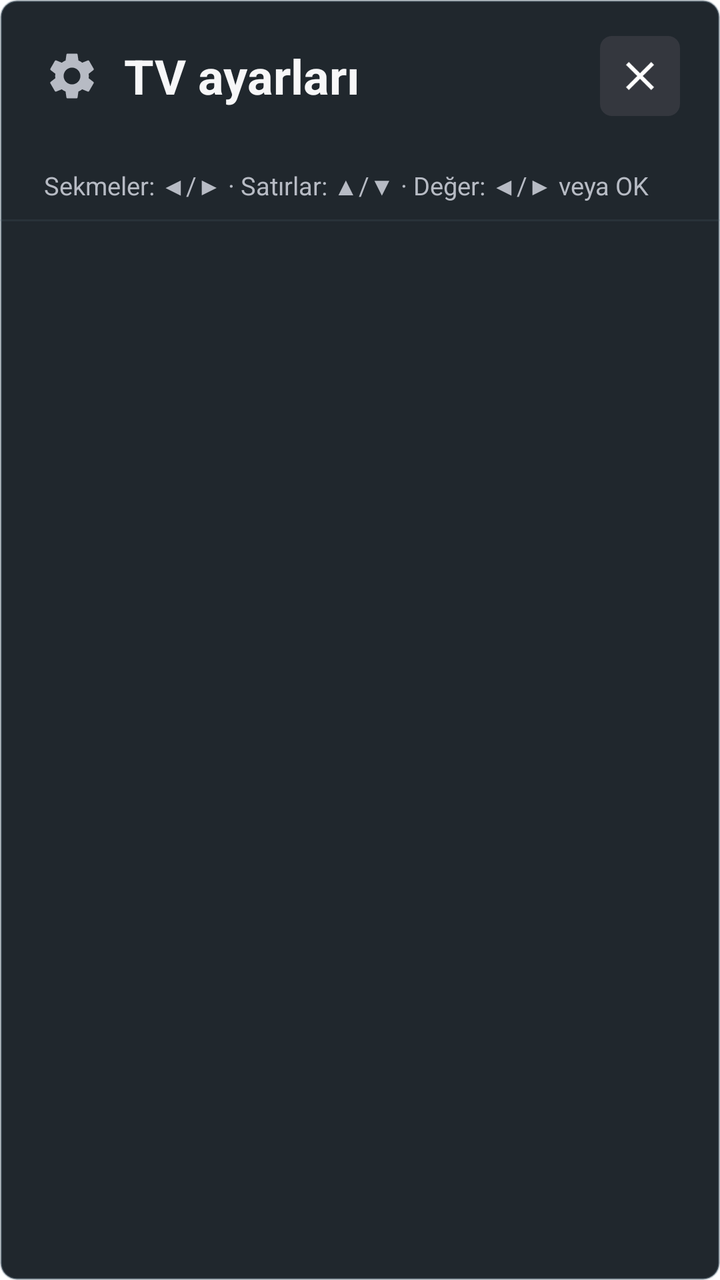
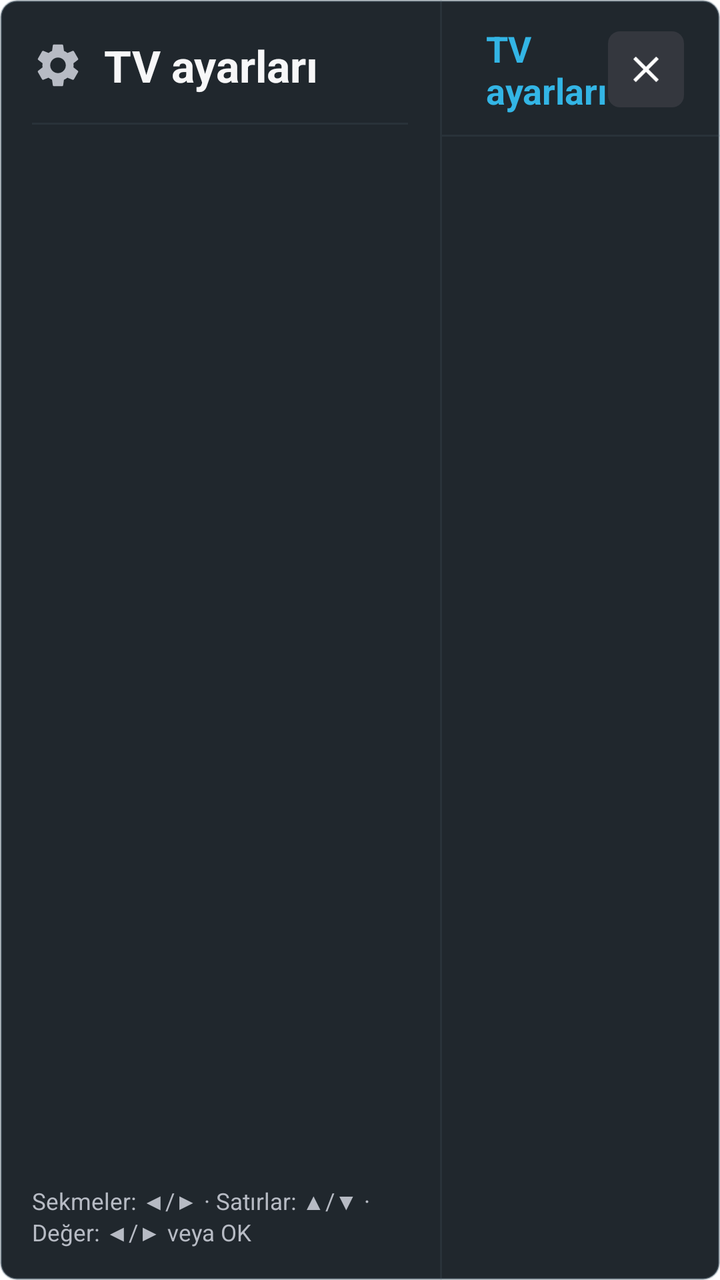

Compare the two renders of this Android layout. The source of the first and the diff that turns it into the second are given below.
<!-- AndroidManifest.xml: activity theme Theme.TVApp.SettingsOverlay -->
<!-- res/layout/activity_display_settings.xml -->
<?xml version="1.0" encoding="utf-8"?>
<LinearLayout xmlns:android="http://schemas.android.com/apk/res/android"
    android:layout_width="match_parent"
    android:layout_height="match_parent"
    android:background="@drawable/bg_settings_osd"
    android:orientation="vertical">

    
    <LinearLayout
        android:layout_width="match_parent"
        android:layout_height="wrap_content"
        android:gravity="center_vertical"
        android:orientation="horizontal"
        android:paddingStart="22dp"
        android:paddingTop="18dp"
        android:paddingEnd="20dp"
        android:paddingBottom="10dp">

        <ImageView
            android:layout_width="28dp"
            android:layout_height="28dp"
            android:layout_marginEnd="12dp"
            android:contentDescription="@null"
            android:src="@drawable/ic_settings" />

        <TextView
            android:layout_width="0dp"
            android:layout_height="wrap_content"
            android:layout_weight="1"
            android:text="@string/settings_title"
            android:textColor="@color/text_primary"
            android:textSize="24sp"
            android:textStyle="bold" />

        <ImageView
            android:id="@+id/settings_btn_close"
            android:layout_width="40dp"
            android:layout_height="40dp"
            android:background="@drawable/bg_focusable"
            android:contentDescription="@string/close"
            android:focusable="true"
            android:padding="8dp"
            android:src="@drawable/ic_close" />
    </LinearLayout>

    
    <HorizontalScrollView
        android:id="@+id/settings_tabs_scroll"
        android:layout_width="match_parent"
        android:layout_height="wrap_content"
        android:clipToPadding="false"
        android:fillViewport="true"
        android:paddingStart="18dp"
        android:paddingTop="4dp"
        android:paddingEnd="18dp"
        android:paddingBottom="10dp"
        android:scrollbars="none">

        <LinearLayout
            android:id="@+id/settings_tabs"
            android:layout_width="wrap_content"
            android:layout_height="wrap_content"
            android:gravity="center_vertical"
            android:orientation="horizontal" />
    </HorizontalScrollView>

    
    <TextView
        android:id="@+id/settings_remote_hint"
        android:layout_width="match_parent"
        android:layout_height="wrap_content"
        android:paddingStart="22dp"
        android:paddingTop="2dp"
        android:paddingEnd="22dp"
        android:paddingBottom="8dp"
        android:text="@string/settings_remote_hint"
        android:textColor="@color/text_secondary"
        android:textSize="12.5sp" />

    <View
        android:layout_width="match_parent"
        android:layout_height="1dp"
        android:background="#265D7180" />

    
    <ScrollView
        android:id="@+id/settings_scroll"
        android:layout_width="match_parent"
        android:layout_height="0dp"
        android:layout_weight="1"
        android:clipToPadding="false"
        android:fillViewport="true"
        android:paddingStart="16dp"
        android:paddingTop="12dp"
        android:paddingEnd="16dp"
        android:paddingBottom="24dp">

        <LinearLayout
            android:id="@+id/settings_content"
            android:layout_width="match_parent"
            android:layout_height="wrap_content"
            android:focusable="false"
            android:orientation="vertical" />
    </ScrollView>
</LinearLayout>
<!-- resources referenced by this layout -->
<resources>
  <color name="text_primary">#F7F7F8</color>
  <color name="text_secondary">#B7BBC4</color>
  <!-- drawable bg_focusable (drawable) -->
  <?xml version="1.0" encoding="utf-8"?>
  <selector xmlns:android="http://schemas.android.com/apk/res/android">
      <item android:state_focused="true"><shape><solid android:color="#DD202A32"/><stroke android:width="2dp" android:color="@color/accent"/><corners android:radius="6dp"/></shape></item>
      <item android:state_selected="true"><shape><solid android:color="@color/selected"/><stroke android:width="1dp" android:color="@color/accent"/><corners android:radius="6dp"/></shape></item>
      <item><shape><solid android:color="@color/control"/><corners android:radius="6dp"/></shape></item>
  </selector>
  <!-- drawable bg_settings_osd (drawable) -->
  <?xml version="1.0" encoding="utf-8"?>
  <shape xmlns:android="http://schemas.android.com/apk/res/android">
      <solid android:color="#EE11181E" />
      <stroke
          android:width="1dp"
          android:color="#665D7180" />
      <corners android:radius="8dp" />
  </shape>
  <!-- drawable ic_close (drawable) -->
  <vector xmlns:android="http://schemas.android.com/apk/res/android"
      android:width="24dp"
      android:height="24dp"
      android:viewportWidth="24"
      android:viewportHeight="24">
    <path
        android:fillColor="#FFFFFFFF"
        android:pathData="M19,6.41L17.59,5 12,10.59 6.41,5 5,6.41 10.59,12 5,17.59 6.41,19 12,13.41 17.59,19 19,17.59 13.41,12z"/>
  </vector>
  <string name="close">Kapat</string>
  <string name="settings_remote_hint">Sekmeler: ◀/▶ · Satırlar: ▲/▼ · Değer: ◀/▶ veya OK</string>
  <string name="settings_title">TV ayarları</string>
  <style name="Theme.TVApp.SettingsOverlay" parent="Theme.AppCompat.DayNight.NoActionBar">
          <item name="android:windowIsTranslucent">true</item>
          <item name="android:windowBackground">@android:color/transparent</item>
          <item name="android:colorBackground">@color/panel</item>
          <item name="android:textColorPrimary">@color/text_primary</item>
          <item name="android:textColorSecondary">@color/text_secondary</item>
          <item name="android:windowLightNavigationBar">false</item>
          <item name="android:forceDarkAllowed">false</item>
          <item name="colorControlNormal">@color/text_secondary</item>
          <item name="colorControlActivated">@color/accent</item>
          <item name="colorAccent">@color/accent</item>
          <item name="android:windowNoTitle">true</item>
          <item name="android:windowFullscreen">true</item>
          <item name="android:backgroundDimEnabled">false</item>
          <item name="android:windowDisablePreview">true</item>
          <item name="android:colorAccent">@color/accent</item>
      </style>
  <color name="accent">#33B5E5</color>
  <color name="selected">#5533B5E5</color>
  <color name="control">#34373E</color>
  <color name="panel">#F216181C</color>
  <!-- unchanged entries left out for length: 1 -->
</resources>

<!-- the commit's change to res/layout/activity_display_settings.xml (unified diff, before → after) -->
@@ -3,103 +3,148 @@
     android:layout_width="match_parent"
     android:layout_height="match_parent"
     android:background="@drawable/bg_settings_osd"
-    android:orientation="vertical">
+    android:baselineAligned="false"
+    android:orientation="horizontal">
 
     
     <LinearLayout
-        android:layout_width="match_parent"
-        android:layout_height="wrap_content"
-        android:gravity="center_vertical"
-        android:orientation="horizontal"
-        android:paddingStart="22dp"
+        android:id="@+id/settings_master_panel"
+        android:layout_width="220dp"
+        android:layout_height="match_parent"
+        android:orientation="vertical"
+        android:paddingStart="16dp"
         android:paddingTop="18dp"
-        android:paddingEnd="20dp"
-        android:paddingBottom="10dp">
+        android:paddingEnd="16dp"
+        android:paddingBottom="16dp">
 
-        <ImageView
-            android:layout_width="28dp"
-            android:layout_height="28dp"
-            android:layout_marginEnd="12dp"
-            android:contentDescription="@null"
-            android:src="@drawable/ic_settings" />
+        
+        <LinearLayout
+            android:layout_width="match_parent"
+            android:layout_height="wrap_content"
+            android:gravity="center_vertical"
+            android:orientation="horizontal">
 
+            <ImageView
+                android:layout_width="26dp"
+                android:layout_height="26dp"
+                android:layout_marginEnd="10dp"
+                android:contentDescription="@null"
+                android:src="@drawable/ic_settings" />
+
+            <TextView
+                android:layout_width="wrap_content"
+                android:layout_height="wrap_content"
+                android:text="@string/settings_title"
+                android:textColor="@color/text_primary"
+                android:textSize="22sp"
+                android:textStyle="bold" />
+        </LinearLayout>
+
+        <View
+            android:layout_width="match_parent"
+            android:layout_height="1dp"
+            android:layout_marginTop="14dp"
+            android:layout_marginBottom="14dp"
+            android:background="#265D7180" />
+
+        
+        <ScrollView
+            android:id="@+id/settings_tabs_scroll"
+            android:layout_width="match_parent"
+            android:layout_height="0dp"
+            android:layout_weight="1"
+            android:clipToPadding="false"
+            android:fillViewport="true"
+            android:scrollbars="none">
+
+            <LinearLayout
+                android:id="@+id/settings_tabs"
+                android:layout_width="match_parent"
+                android:layout_height="wrap_content"
+                android:orientation="vertical" />
+        </ScrollView>
+
+        
         <TextView
-            android:layout_width="0dp"
+            android:id="@+id/settings_remote_hint"
+            android:layout_width="match_parent"
             android:layout_height="wrap_content"
-            android:layout_weight="1"
-            android:text="@string/settings_title"
-            android:textColor="@color/text_primary"
-            android:textSize="24sp"
-            android:textStyle="bold" />
-
-        <ImageView
-            android:id="@+id/settings_btn_close"
-            android:layout_width="40dp"
-            android:layout_height="40dp"
-            android:background="@drawable/bg_focusable"
-            android:contentDescription="@string/close"
-            android:focusable="true"
-            android:padding="8dp"
-            android:src="@drawable/ic_close" />
+            android:layout_marginTop="8dp"
+            android:text="@string/settings_remote_hint"
+            android:textColor="@color/text_secondary"
+            android:textSize="11.5sp" />
     </LinearLayout>
 
     
-    <HorizontalScrollView
-        android:id="@+id/settings_tabs_scroll"
-        android:layout_width="match_parent"
-        android:layout_height="wrap_content"
-        android:clipToPadding="false"
-        android:fillViewport="true"
-        android:paddingStart="18dp"
-        android:paddingTop="4dp"
-        android:paddingEnd="18dp"
-        android:paddingBottom="10dp"
-        android:scrollbars="none">
-
-        <LinearLayout
-            android:id="@+id/settings_tabs"
-            android:layout_width="wrap_content"
-            android:layout_height="wrap_content"
-            android:gravity="center_vertical"
-            android:orientation="horizontal" />
-    </HorizontalScrollView>
-
-    
-    <TextView
-        android:id="@+id/settings_remote_hint"
-        android:layout_width="match_parent"
-        android:layout_height="wrap_content"
-        android:paddingStart="22dp"
-        android:paddingTop="2dp"
-        android:paddingEnd="22dp"
-        android:paddingBottom="8dp"
-        android:text="@string/settings_remote_hint"
-        android:textColor="@color/text_secondary"
-        android:textSize="12.5sp" />
-
     <View
-        android:layout_width="match_parent"
-        android:layout_height="1dp"
+        android:layout_width="1dp"
+        android:layout_height="match_parent"
         android:background="#265D7180" />
 
     
-    <ScrollView
-        android:id="@+id/settings_scroll"
-        android:layout_width="match_parent"
-        android:layout_height="0dp"
+    <LinearLayout
+        android:id="@+id/settings_detail_panel"
+        android:layout_width="0dp"
+        android:layout_height="match_parent"
         android:layout_weight="1"
-        android:clipToPadding="false"
-        android:fillViewport="true"
-        android:paddingStart="16dp"
-        android:paddingTop="12dp"
-        android:paddingEnd="16dp"
-        android:paddingBottom="24dp">
+        android:orientation="vertical">
 
+        
         <LinearLayout
-            android:id="@+id/settings_content"
             android:layout_width="match_parent"
             android:layout_height="wrap_content"
-            android:focusable="false"
-            android:orientation="vertical" />
-    </ScrollView>
+            android:gravity="center_vertical"
+            android:orientation="horizontal"
+            android:paddingStart="22dp"
+            android:paddingTop="12dp"
+            android:paddingEnd="18dp"
+            android:paddingBottom="10dp">
+
+            <TextView
+                android:id="@+id/settings_detail_title"
+                android:layout_width="0dp"
+                android:layout_height="wrap_content"
+                android:layout_weight="1"
+                android:text="@string/settings_title"
+                android:textColor="@color/accent"
+                android:textSize="18sp"
+                android:textStyle="bold" />
+
+            <ImageView
+                android:id="@+id/settings_btn_close"
+                android:layout_width="38dp"
+                android:layout_height="38dp"
+                android:background="@drawable/bg_focusable"
+                android:contentDescription="@string/close"
+                android:focusable="true"
+                android:padding="8dp"
+                android:src="@drawable/ic_close" />
+        </LinearLayout>
+
+        <View
+            android:layout_width="match_parent"
+            android:layout_height="1dp"
+            android:background="#265D7180" />
+
+        
+        <ScrollView
+            android:id="@+id/settings_scroll"
+            android:layout_width="match_parent"
+            android:layout_height="0dp"
+            android:layout_weight="1"
+            android:clipToPadding="false"
+            android:fillViewport="true"
+            android:paddingStart="18dp"
+            android:paddingTop="10dp"
+            android:paddingEnd="18dp"
+            android:paddingBottom="24dp">
+
+            <LinearLayout
+                android:id="@+id/settings_content"
+                android:layout_width="match_parent"
+                android:layout_height="wrap_content"
+                android:focusable="false"
+                android:orientation="vertical" />
+        </ScrollView>
+    </LinearLayout>
 </LinearLayout>
